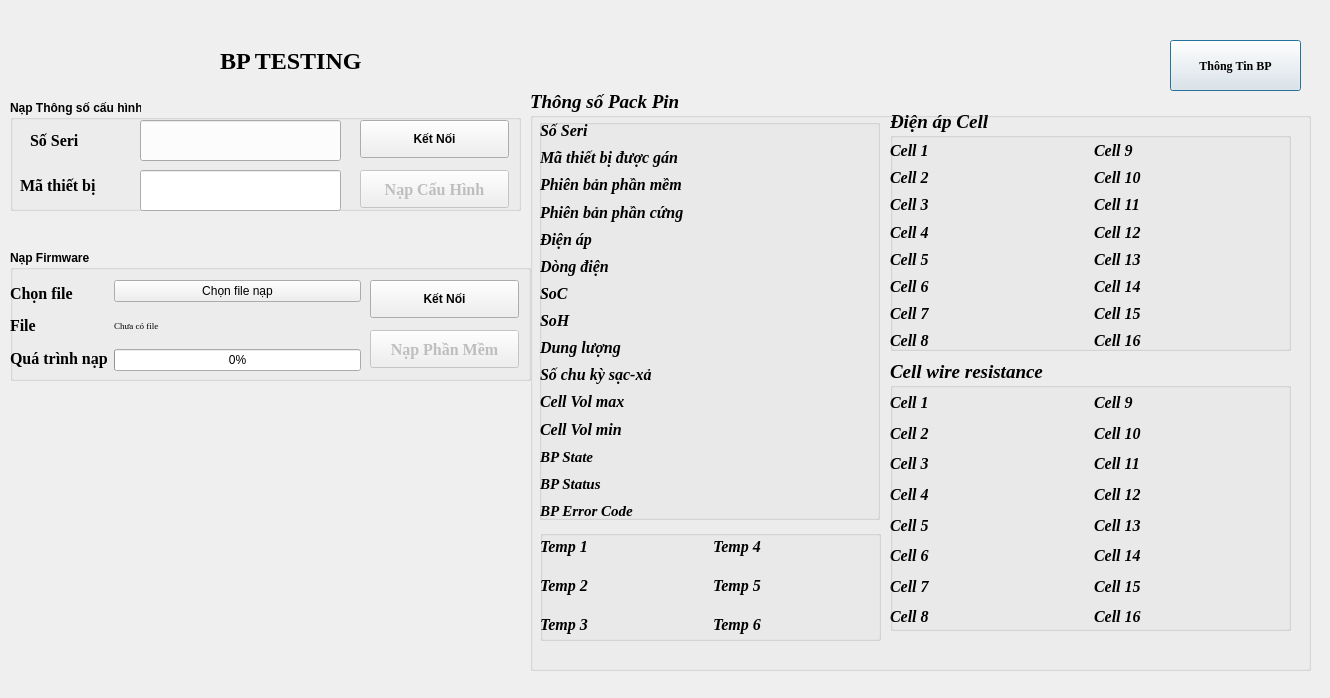
The window that views/bp.ui (CongPV121/SDT) describes before a commit, drawn with Qt 5.
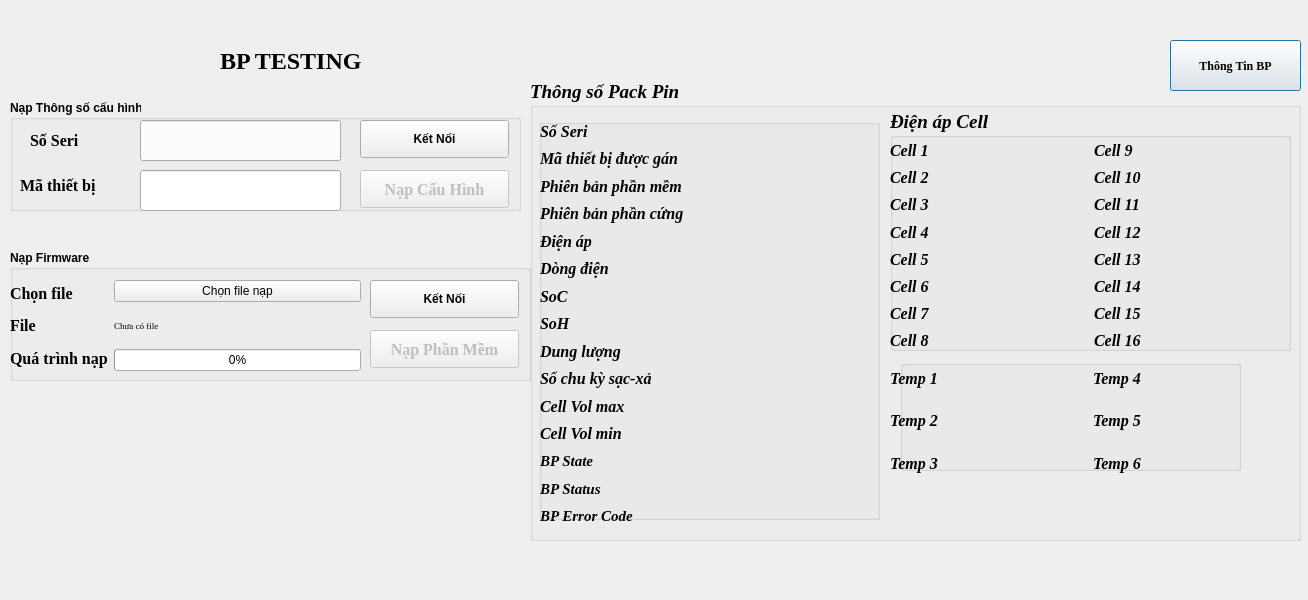
The same window after the commit. Icons and pictures are not drawn.

Diff of the .ui file:
```diff
--- a/views/bp.ui
+++ b/views/bp.ui
@@ -6,8 +6,8 @@
    <rect>
     <x>0</x>
     <y>0</y>
-    <width>1330</width>
-    <height>698</height>
+    <width>1308</width>
+    <height>600</height>
    </rect>
   </property>
   <property name="minimumSize">
@@ -582,519 +582,6 @@
     </item>
    </layout>
   </widget>
-  <widget class="QWidget" name="layoutWidget">
-   <property name="geometry">
-    <rect>
-     <x>890</x>
-     <y>390</y>
-     <width>401</width>
-     <height>239</height>
-    </rect>
-   </property>
-   <layout class="QGridLayout" name="gridLayout_4">
-    <item row="2" column="3">
-     <widget class="QLabel" name="R_cell_11">
-      <property name="font">
-       <font>
-        <family>Times New Roman</family>
-        <pointsize>12</pointsize>
-        <italic>true</italic>
-        <bold>true</bold>
-       </font>
-      </property>
-      <property name="text">
-       <string/>
-      </property>
-     </widget>
-    </item>
-    <item row="7" column="1">
-     <widget class="QLabel" name="R_cell_8">
-      <property name="font">
-       <font>
-        <family>Times New Roman</family>
-        <pointsize>12</pointsize>
-        <italic>true</italic>
-        <bold>true</bold>
-       </font>
-      </property>
-      <property name="text">
-       <string/>
-      </property>
-     </widget>
-    </item>
-    <item row="1" column="0">
-     <widget class="QLabel" name="label_54">
-      <property name="font">
-       <font>
-        <family>Times New Roman</family>
-        <pointsize>12</pointsize>
-        <italic>true</italic>
-        <bold>true</bold>
-       </font>
-      </property>
-      <property name="text">
-       <string>Cell 2</string>
-      </property>
-     </widget>
-    </item>
-    <item row="2" column="1">
-     <widget class="QLabel" name="R_cell_3">
-      <property name="font">
-       <font>
-        <family>Times New Roman</family>
-        <pointsize>12</pointsize>
-        <italic>true</italic>
-        <bold>true</bold>
-       </font>
-      </property>
-      <property name="text">
-       <string/>
-      </property>
-     </widget>
-    </item>
-    <item row="3" column="3">
-     <widget class="QLabel" name="R_cell_12">
-      <property name="font">
-       <font>
-        <family>Times New Roman</family>
-        <pointsize>12</pointsize>
-        <italic>true</italic>
-        <bold>true</bold>
-       </font>
-      </property>
-      <property name="text">
-       <string/>
-      </property>
-     </widget>
-    </item>
-    <item row="4" column="2">
-     <widget class="QLabel" name="label_61">
-      <property name="font">
-       <font>
-        <family>Times New Roman</family>
-        <pointsize>12</pointsize>
-        <italic>true</italic>
-        <bold>true</bold>
-       </font>
-      </property>
-      <property name="text">
-       <string>Cell 13</string>
-      </property>
-     </widget>
-    </item>
-    <item row="7" column="3">
-     <widget class="QLabel" name="R_cell_16">
-      <property name="font">
-       <font>
-        <family>Times New Roman</family>
-        <pointsize>12</pointsize>
-        <italic>true</italic>
-        <bold>true</bold>
-       </font>
-      </property>
-      <property name="text">
-       <string/>
-      </property>
-     </widget>
-    </item>
-    <item row="4" column="1">
-     <widget class="QLabel" name="R_cell_5">
-      <property name="font">
-       <font>
-        <family>Times New Roman</family>
-        <pointsize>12</pointsize>
-        <italic>true</italic>
-        <bold>true</bold>
-       </font>
-      </property>
-      <property name="text">
-       <string/>
-      </property>
-     </widget>
-    </item>
-    <item row="2" column="2">
-     <widget class="QLabel" name="label_57">
-      <property name="font">
-       <font>
-        <family>Times New Roman</family>
-        <pointsize>12</pointsize>
-        <italic>true</italic>
-        <bold>true</bold>
-       </font>
-      </property>
-      <property name="text">
-       <string>Cell 11</string>
-      </property>
-     </widget>
-    </item>
-    <item row="5" column="3">
-     <widget class="QLabel" name="R_cell_14">
-      <property name="font">
-       <font>
-        <family>Times New Roman</family>
-        <pointsize>12</pointsize>
-        <italic>true</italic>
-        <bold>true</bold>
-       </font>
-      </property>
-      <property name="text">
-       <string/>
-      </property>
-     </widget>
-    </item>
-    <item row="7" column="0">
-     <widget class="QLabel" name="label_66">
-      <property name="font">
-       <font>
-        <family>Times New Roman</family>
-        <pointsize>12</pointsize>
-        <italic>true</italic>
-        <bold>true</bold>
-       </font>
-      </property>
-      <property name="text">
-       <string>Cell 8</string>
-      </property>
-     </widget>
-    </item>
-    <item row="1" column="1">
-     <widget class="QLabel" name="R_cell_2">
-      <property name="font">
-       <font>
-        <family>Times New Roman</family>
-        <pointsize>12</pointsize>
-        <italic>true</italic>
-        <bold>true</bold>
-       </font>
-      </property>
-      <property name="text">
-       <string/>
-      </property>
-     </widget>
-    </item>
-    <item row="2" column="0">
-     <widget class="QLabel" name="label_56">
-      <property name="font">
-       <font>
-        <family>Times New Roman</family>
-        <pointsize>12</pointsize>
-        <italic>true</italic>
-        <bold>true</bold>
-       </font>
-      </property>
-      <property name="text">
-       <string>Cell 3</string>
-      </property>
-     </widget>
-    </item>
-    <item row="0" column="0">
-     <widget class="QLabel" name="label_52">
-      <property name="font">
-       <font>
-        <family>Times New Roman</family>
-        <pointsize>12</pointsize>
-        <italic>true</italic>
-        <bold>true</bold>
-       </font>
-      </property>
-      <property name="text">
-       <string>Cell 1</string>
-      </property>
-     </widget>
-    </item>
-    <item row="0" column="2">
-     <widget class="QLabel" name="label_53">
-      <property name="font">
-       <font>
-        <family>Times New Roman</family>
-        <pointsize>12</pointsize>
-        <italic>true</italic>
-        <bold>true</bold>
-       </font>
-      </property>
-      <property name="text">
-       <string>Cell 9</string>
-      </property>
-     </widget>
-    </item>
-    <item row="3" column="1">
-     <widget class="QLabel" name="R_cell_4">
-      <property name="font">
-       <font>
-        <family>Times New Roman</family>
-        <pointsize>12</pointsize>
-        <italic>true</italic>
-        <bold>true</bold>
-       </font>
-      </property>
-      <property name="text">
-       <string/>
-      </property>
-     </widget>
-    </item>
-    <item row="4" column="3">
-     <widget class="QLabel" name="R_cell_13">
-      <property name="font">
-       <font>
-        <family>Times New Roman</family>
-        <pointsize>12</pointsize>
-        <italic>true</italic>
-        <bold>true</bold>
-       </font>
-      </property>
-      <property name="text">
-       <string/>
-      </property>
-     </widget>
-    </item>
-    <item row="6" column="2">
-     <widget class="QLabel" name="label_65">
-      <property name="font">
-       <font>
-        <family>Times New Roman</family>
-        <pointsize>12</pointsize>
-        <italic>true</italic>
-        <bold>true</bold>
-       </font>
-      </property>
-      <property name="text">
-       <string>Cell 15</string>
-      </property>
-     </widget>
-    </item>
-    <item row="5" column="2">
-     <widget class="QLabel" name="label_63">
-      <property name="font">
-       <font>
-        <family>Times New Roman</family>
-        <pointsize>12</pointsize>
-        <italic>true</italic>
-        <bold>true</bold>
-       </font>
-      </property>
-      <property name="text">
-       <string>Cell 14</string>
-      </property>
-     </widget>
-    </item>
-    <item row="6" column="1">
-     <widget class="QLabel" name="R_cell_7">
-      <property name="font">
-       <font>
-        <family>Times New Roman</family>
-        <pointsize>12</pointsize>
-        <italic>true</italic>
-        <bold>true</bold>
-       </font>
-      </property>
-      <property name="text">
-       <string/>
-      </property>
-     </widget>
-    </item>
-    <item row="5" column="1">
-     <widget class="QLabel" name="R_cell_6">
-      <property name="font">
-       <font>
-        <family>Times New Roman</family>
-        <pointsize>12</pointsize>
-        <italic>true</italic>
-        <bold>true</bold>
-       </font>
-      </property>
-      <property name="text">
-       <string/>
-      </property>
-     </widget>
-    </item>
-    <item row="3" column="0">
-     <widget class="QLabel" name="label_58">
-      <property name="font">
-       <font>
-        <family>Times New Roman</family>
-        <pointsize>12</pointsize>
-        <italic>true</italic>
-        <bold>true</bold>
-       </font>
-      </property>
-      <property name="text">
-       <string>Cell 4</string>
-      </property>
-     </widget>
-    </item>
-    <item row="7" column="2">
-     <widget class="QLabel" name="label_67">
-      <property name="font">
-       <font>
-        <family>Times New Roman</family>
-        <pointsize>12</pointsize>
-        <italic>true</italic>
-        <bold>true</bold>
-       </font>
-      </property>
-      <property name="text">
-       <string>Cell 16</string>
-      </property>
-     </widget>
-    </item>
-    <item row="0" column="3">
-     <widget class="QLabel" name="R_cell_9">
-      <property name="font">
-       <font>
-        <family>Times New Roman</family>
-        <pointsize>12</pointsize>
-        <italic>true</italic>
-        <bold>true</bold>
-       </font>
-      </property>
-      <property name="text">
-       <string/>
-      </property>
-     </widget>
-    </item>
-    <item row="3" column="2">
-     <widget class="QLabel" name="label_59">
-      <property name="font">
-       <font>
-        <family>Times New Roman</family>
-        <pointsize>12</pointsize>
-        <italic>true</italic>
-        <bold>true</bold>
-       </font>
-      </property>
-      <property name="text">
-       <string>Cell 12</string>
-      </property>
-     </widget>
-    </item>
-    <item row="1" column="3">
-     <widget class="QLabel" name="R_cell_10">
-      <property name="font">
-       <font>
-        <family>Times New Roman</family>
-        <pointsize>12</pointsize>
-        <italic>true</italic>
-        <bold>true</bold>
-       </font>
-      </property>
-      <property name="text">
-       <string/>
-      </property>
-     </widget>
-    </item>
-    <item row="0" column="1">
-     <widget class="QLabel" name="R_cell">
-      <property name="font">
-       <font>
-        <family>Times New Roman</family>
-        <pointsize>12</pointsize>
-        <italic>true</italic>
-        <bold>true</bold>
-       </font>
-      </property>
-      <property name="text">
-       <string/>
-      </property>
-     </widget>
-    </item>
-    <item row="4" column="0">
-     <widget class="QLabel" name="label_60">
-      <property name="font">
-       <font>
-        <family>Times New Roman</family>
-        <pointsize>12</pointsize>
-        <italic>true</italic>
-        <bold>true</bold>
-       </font>
-      </property>
-      <property name="text">
-       <string>Cell 5</string>
-      </property>
-     </widget>
-    </item>
-    <item row="6" column="0">
-     <widget class="QLabel" name="label_64">
-      <property name="font">
-       <font>
-        <family>Times New Roman</family>
-        <pointsize>12</pointsize>
-        <italic>true</italic>
-        <bold>true</bold>
-       </font>
-      </property>
-      <property name="text">
-       <string>Cell 7</string>
-      </property>
-     </widget>
-    </item>
-    <item row="1" column="2">
-     <widget class="QLabel" name="label_55">
-      <property name="font">
-       <font>
-        <family>Times New Roman</family>
-        <pointsize>12</pointsize>
-        <italic>true</italic>
-        <bold>true</bold>
-       </font>
-      </property>
-      <property name="text">
-       <string>Cell 10</string>
-      </property>
-     </widget>
-    </item>
-    <item row="5" column="0">
-     <widget class="QLabel" name="label_62">
-      <property name="font">
-       <font>
-        <family>Times New Roman</family>
-        <pointsize>12</pointsize>
-        <italic>true</italic>
-        <bold>true</bold>
-       </font>
-      </property>
-      <property name="text">
-       <string>Cell 6</string>
-      </property>
-     </widget>
-    </item>
-    <item row="6" column="3">
-     <widget class="QLabel" name="R_cell_15">
-      <property name="font">
-       <font>
-        <family>Times New Roman</family>
-        <pointsize>12</pointsize>
-        <italic>true</italic>
-        <bold>true</bold>
-       </font>
-      </property>
-      <property name="text">
-       <string/>
-      </property>
-     </widget>
-    </item>
-   </layout>
-  </widget>
-  <widget class="QGroupBox" name="groupBox_3">
-   <property name="geometry">
-    <rect>
-     <x>890</x>
-     <y>360</y>
-     <width>401</width>
-     <height>271</height>
-    </rect>
-   </property>
-   <property name="font">
-    <font>
-     <family>Times New Roman</family>
-     <pointsize>14</pointsize>
-     <italic>true</italic>
-     <bold>true</bold>
-    </font>
-   </property>
-   <property name="title">
-    <string>Cell wire resistance</string>
-   </property>
-  </widget>
   <widget class="QGroupBox" name="groupBox_4">
    <property name="geometry">
     <rect>
@@ -1111,8 +598,8 @@
   <widget class="QGroupBox" name="groupBox_5">
    <property name="geometry">
     <rect>
-     <x>540</x>
-     <y>530</y>
+     <x>900</x>
+     <y>360</y>
      <width>341</width>
      <height>111</height>
     </rect>
@@ -1125,9 +612,9 @@
    <property name="geometry">
     <rect>
      <x>530</x>
-     <y>90</y>
-     <width>781</width>
-     <height>581</height>
+     <y>80</y>
+     <width>771</width>
+     <height>461</height>
     </rect>
    </property>
    <property name="font">
@@ -1147,8 +634,8 @@
     <rect>
      <x>540</x>
      <y>120</y>
-     <width>341</width>
-     <height>401</height>
+     <width>342</width>
+     <height>407</height>
     </rect>
    </property>
    <layout class="QGridLayout" name="gridLayout">
@@ -1607,10 +1094,10 @@
   <widget class="QWidget" name="layoutWidget">
    <property name="geometry">
     <rect>
-     <x>540</x>
-     <y>530</y>
-     <width>341</width>
-     <height>111</height>
+     <x>890</x>
+     <y>360</y>
+     <width>401</width>
+     <height>121</height>
     </rect>
    </property>
    <layout class="QGridLayout" name="gridLayout_3">
```
Left out of the diff: 584 changed lines with no effect on the pictures.
